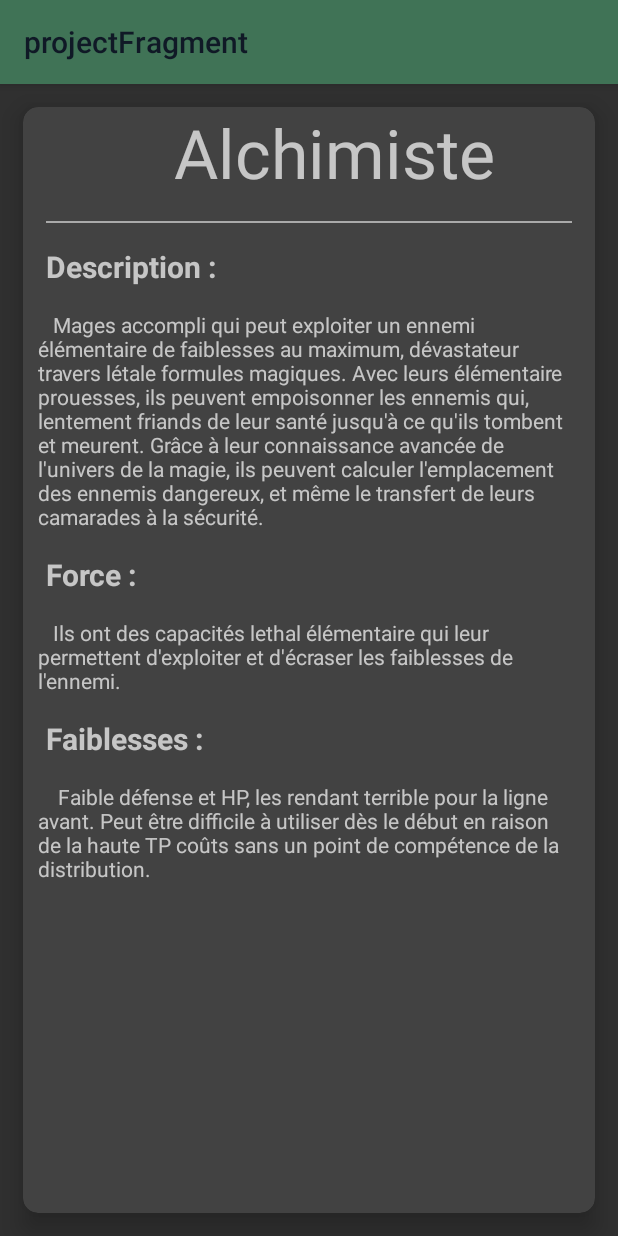
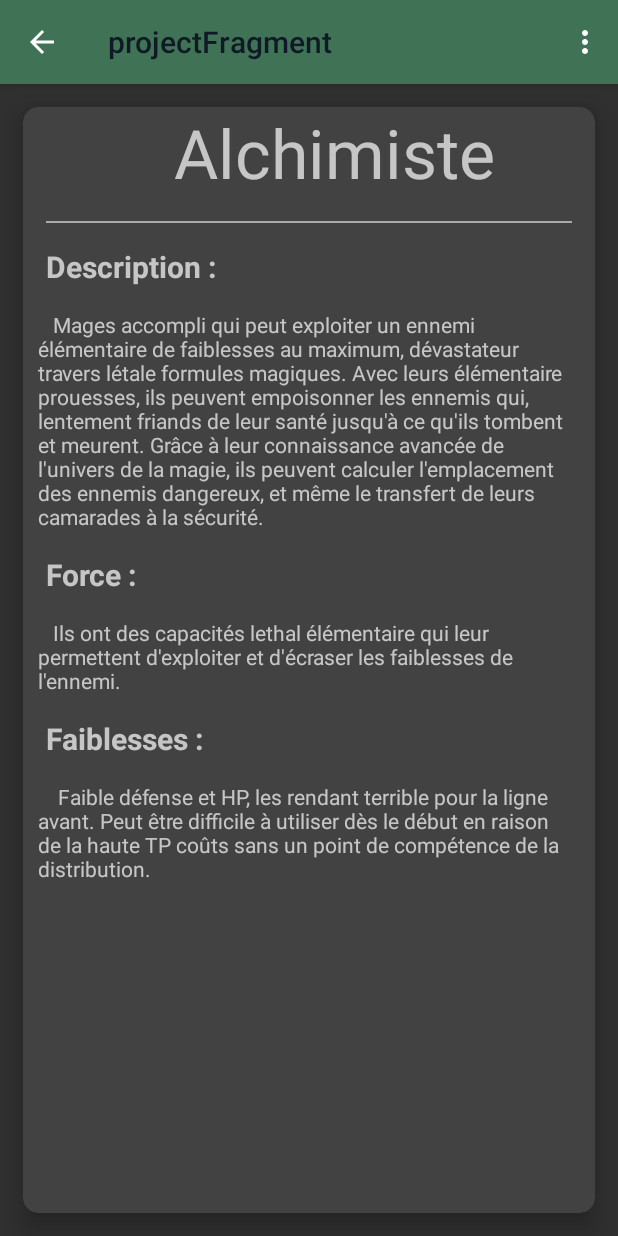
Before and after one commit to singard/EtrianWiki, an Android app: the screen it shows after launch (JobDetailActivity), after a tap on "Alchimiste", on a phone screen of 412 x 824 dp. Run offline under Robolectric (Android 15) with nearby library versions, the phone set to English and light mode, and no system bars.

Commit message:
màj theme in activity

```diff
--- /dev/null
+++ b/app/src/main/java/com/ynov/projectfragment/model/Theme.kt
@@ -0,0 +1,7 @@
+package com.ynov.projectfragment.model
+
+enum class Theme {
+    LIGHT,
+    DARK,
+    AUTOMATIC
+}
--- /dev/null
+++ b/app/src/main/java/com/ynov/projectfragment/model/ThemeManager.kt
@@ -0,0 +1,102 @@
+package com.ynov.projectfragment.model
+
+import android.app.Activity
+import android.content.Context
+import android.content.Intent
+import android.content.res.Configuration
+import android.os.Build
+import android.util.Log
+import androidx.core.app.ActivityCompat.recreate
+import androidx.core.content.ContentProviderCompat.requireContext
+import androidx.core.content.ContextCompat.startActivity
+import com.ynov.projectfragment.R
+import com.ynov.projectfragment.views.JobDetailActivity
+import com.ynov.projectfragment.views.MainActivity
+
+
+class ThemeManager {
+    companion object {
+
+
+        private val classeName : String = "ThemeManager"
+
+        fun  getActualTheme (context: Context): String? {
+            val sharedPref = context.getSharedPreferences(classeName, Context.MODE_PRIVATE)
+            val valueThemToString = sharedPref.getString(R.string.themeManag.toString(), "")
+            return valueThemToString
+        }
+
+        fun setTheme(activity: Activity, context: Context, theme: Theme){
+            Log.i(classeName,"setTheme");
+
+            val sharedPref = context.getSharedPreferences(classeName, Context.MODE_PRIVATE)
+            val editor = sharedPref.edit()
+            editor.putString(R.string.themeManag.toString(), theme.toString())
+            editor.apply()
+            activity.recreate()
+
+        }
+        fun majTheme(context: Context,activity: Activity){
+            val sharedPref = context.getSharedPreferences(classeName, Context.MODE_PRIVATE)
+            val valueThemToString = sharedPref.getString(R.string.themeManag.toString(), "")
+            Log.i(classeName,"value theme is : ${valueThemToString}");
+
+            when (valueThemToString) {
+                Theme.LIGHT.toString()-> setLightTheme(context)
+                Theme.DARK.toString() -> setDarkTheme(context)
+                Theme.AUTOMATIC.toString() -> setAutomaticTheme(context)
+                else -> setAutomaticTheme(context)
+            }
+            activity.recreate()
+        }
+
+        fun themeSelect(context: Context){
+            val sharedPref = context.getSharedPreferences(classeName, Context.MODE_PRIVATE)
+            val valueThemToString = sharedPref.getString(R.string.themeManag.toString(), "")
+            Log.i(classeName,"value theme is : ${valueThemToString}");
+
+            when (valueThemToString) {
+                Theme.LIGHT.toString()-> setLightTheme(context)
+                Theme.DARK.toString() -> setDarkTheme(context)
+                Theme.AUTOMATIC.toString() -> setAutomaticTheme(context)
+                else -> setAutomaticTheme(context)
+            }
+
+
+        }
+
+        private fun setDarkTheme(context: Context) {
+            Log.i(classeName,"dark theme install");
+            context.setTheme(R.style.DarkTheme)
+        }
+
+        private fun setLightTheme(context: Context) {
+            Log.i(classeName,"light theme install");
+            context.setTheme(R.style.LightTheme)
+        }
+
+        private fun setAutomaticTheme(context: Context) {
+            Log.i(classeName,"automatic theme install");
+            if (Build.VERSION.SDK_INT >= Build.VERSION_CODES.Q) {
+                Log.i(classeName,"Build.VERSION.SDK_INT >= Build.VERSION_CODES.Q");
+                val currentNightMode = context.resources.configuration.uiMode and Configuration.UI_MODE_NIGHT_MASK
+                Log.i(classeName,"currentNightMode : ${currentNightMode.toString()}");
+                when (currentNightMode) {
+                    Configuration.UI_MODE_NIGHT_NO -> {
+                        Log.i(classeName,"light will be run");
+                        context.setTheme(R.style.LightTheme)}
+                    Configuration.UI_MODE_NIGHT_YES -> {
+                        Log.i(classeName,"dark will be run");
+                        context.setTheme(R.style.DarkTheme)}
+                    Configuration.UI_MODE_NIGHT_UNDEFINED -> {
+                        Log.i(classeName,"undefined (light) will be run");
+                        context.setTheme(R.style.LightTheme)}
+                }
+            } else {
+                Log.i(classeName,"default theme");
+                context.setTheme(R.style.LightTheme)
+            }
+        }
+
+    }
+}
--- a/app/src/main/java/com/ynov/projectfragment/views/JobDetailActivity.kt
+++ b/app/src/main/java/com/ynov/projectfragment/views/JobDetailActivity.kt
@@ -2,10 +2,12 @@ package com.ynov.projectfragment.views
 
 import android.os.Bundle
 import android.util.Log
+import android.view.MenuItem
 import android.widget.TextView
 import androidx.appcompat.app.AppCompatActivity
 import com.ynov.projectfragment.R
 import com.ynov.projectfragment.model.CharacterJob
+import com.ynov.projectfragment.model.ThemeManager
 
 class JobDetailActivity : AppCompatActivity(){
     private lateinit var textViewName: TextView
@@ -13,9 +15,17 @@ class JobDetailActivity : AppCompatActivity(){
     private lateinit var textViewStrengths: TextView
     private lateinit var textViewWeaknesses: TextView
 
+    private var isResumedAfterOnPause = false//pour savoir si l'apli est déjà crée quand on fait un retour arrière
+    private val className = this::class.simpleName
     override fun onCreate(savedInstanceState: Bundle?) {
+        ThemeManager.themeSelect(this)
         super.onCreate(savedInstanceState)
         setContentView(R.layout.activity_job_detail)
+
+
+        val toolBar = ToolbarFragment()
+        supportFragmentManager.beginTransaction().replace(R.id.container, toolBar).commit()
+        supportActionBar?.setDisplayHomeAsUpEnabled(true) // ajoute la flèche de retour
 
         textViewName = findViewById(R.id.textViewName)
         textViewProfile = findViewById(R.id.textViewProfil)
@@ -36,15 +46,39 @@ class JobDetailActivity : AppCompatActivity(){
         } else {
             Log.w("test","not characterClass object")
         }
+    }
 
-
-
-
-
-
-
-
-
-
+    //action flèche de retour
+    override fun onOptionsItemSelected(item: MenuItem): Boolean {
+        // gère le clic sur la flèche de retour
+        if (item.itemId == android.R.id.home) {
+            onBackPressed()
+            return true
+        }
+        return super.onOptionsItemSelected(item)
+    }
+    public override fun onResume() {
+        Log.i(className,"onResume")
+        // ThemeManager.majTheme(this,this)
+        //ThemeManager.themeSelect(this)
+        super.onResume()
+        if (isResumedAfterOnPause) {
+            Log.i("","onResume retour")
+            ThemeManager.themeSelect(this)
+            recreate()
+            isResumedAfterOnPause = false
+        } else {
+            Log.i("","onResume après un onPause")
+        }
+        super.onResume()
+    }
+    public override fun onStart() {
+        Log.i(className,"onStart")
+        super.onStart()
+    }
+    override fun onPause() {
+        Log.i(className,"onPause")
+        super.onPause()
+        isResumedAfterOnPause = true
     }
 }
--- a/app/src/main/java/com/ynov/projectfragment/views/MainActivity.kt
+++ b/app/src/main/java/com/ynov/projectfragment/views/MainActivity.kt
@@ -1,15 +1,23 @@
 package com.ynov.projectfragment.views
 
 import android.os.Bundle
+import android.util.Log
 import androidx.appcompat.app.AppCompatActivity
+import androidx.core.content.ContentProviderCompat.requireContext
 import androidx.viewpager.widget.ViewPager
 import com.google.android.material.tabs.TabLayout
 import com.ynov.projectfragment.R
 import com.ynov.projectfragment.adapter.onglet.ViewPagerAdapter
+import com.ynov.projectfragment.model.ThemeManager
 
 
 class MainActivity : AppCompatActivity() {
+
+    private var isResumedAfterOnPause = false//pour savoir si l'apli est déjà crée quand on fait un retour arrière
+    private val className = this::class.simpleName
     override fun onCreate(savedInstanceState: Bundle?) {
+        Log.i(className,"onCreate")
+        ThemeManager.themeSelect(this)
         super.onCreate(savedInstanceState)
         setContentView(R.layout.activity_main)
 
@@ -22,10 +30,33 @@ class MainActivity : AppCompatActivity() {
         val toolBar = ToolbarFragment()
         supportFragmentManager.beginTransaction().replace(R.id.container, toolBar).commit()
 
+    }
+
+    public override fun onResume() {
+        Log.i(className,"onResume")
+       // ThemeManager.majTheme(this,this)
+        //ThemeManager.themeSelect(this)
+        super.onResume()
+        if (isResumedAfterOnPause) {
+            Log.i("","onResume retour")
+            ThemeManager.themeSelect(this)
+            recreate()
+            isResumedAfterOnPause = false
+        } else {
+            Log.i("","onResume après un onPause")
+        }
+        super.onResume()
+    }
+    public override fun onStart() {
+        Log.i(className,"onStart")
+        super.onStart()
+    }
+    override fun onPause() {
+        Log.i(className,"onPause")
+        super.onPause()
+        isResumedAfterOnPause = true
+    }
 
 
 
-    }
-
-
 }
--- a/app/src/main/java/com/ynov/projectfragment/views/ToolbarFragment.kt
+++ b/app/src/main/java/com/ynov/projectfragment/views/ToolbarFragment.kt
@@ -6,15 +6,22 @@ import android.view.*
 import android.widget.Toast
 import androidx.fragment.app.Fragment
 import com.ynov.projectfragment.R
+import com.ynov.projectfragment.model.ThemeManager
 
 
 class ToolbarFragment: Fragment() {
 
     override fun onCreate(savedInstanceState: Bundle?) {
+        ThemeManager.themeSelect(requireContext())
         super.onCreate(savedInstanceState)
         setHasOptionsMenu(true)
 
 
+    }
+
+    override fun onStart() {
+        ThemeManager.themeSelect(requireContext())
+        super.onStart()
     }
 
     override fun onCreateView(
--- a/app/src/main/res/layout/activity_job_detail.xml
+++ b/app/src/main/res/layout/activity_job_detail.xml
@@ -4,6 +4,11 @@
     xmlns:tools="http://schemas.android.com/tools"
     android:layout_width="match_parent"
     android:layout_height="match_parent">
+    <FrameLayout
+        android:id="@+id/container"
+        android:layout_width="match_parent"
+        android:layout_height="wrap_content"/>
+
 
 
     <androidx.cardview.widget.CardView
--- a/app/src/main/res/values/strings.xml
+++ b/app/src/main/res/values/strings.xml
@@ -3,4 +3,5 @@
     <string name="radioLight">light mode</string>
     <string name="radioDark">dark mode</string>
     <string name="radioAuto">Automatic</string>
+    <string name="themeManag" translatable="false">themeManag</string>
 </resources>
```
Also changed, not shown: app/src/main/java/com/ynov/projectfragment/views/ParametersActivity.kt (+57 -4 lines).
